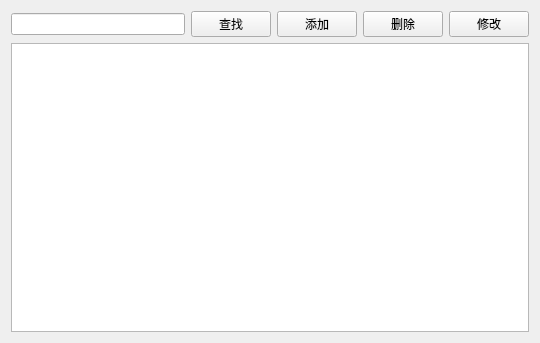
First picture: the form in pat_doc/patientview.ui, repository roeeshua/pat_doc, before the edit.
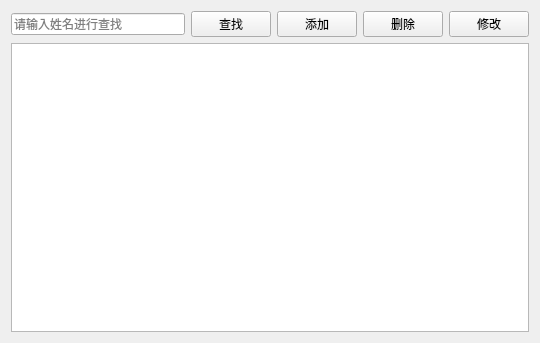
Second picture: the form after the edit. Icons and pictures are not drawn.

```diff
--- a/pat_doc/patientview.ui
+++ b/pat_doc/patientview.ui
@@ -17,7 +17,11 @@
    <item>
     <layout class="QHBoxLayout" name="horizontalLayout">
      <item>
-      <widget class="QLineEdit" name="txtSearch"/>
+      <widget class="QLineEdit" name="txtSearch">
+       <property name="placeholderText">
+        <string>请输入姓名进行查找</string>
+       </property>
+      </widget>
      </item>
      <item>
       <widget class="QPushButton" name="btSearch">
```
Left out of the diff: 14 changed lines with no effect on the pictures.
